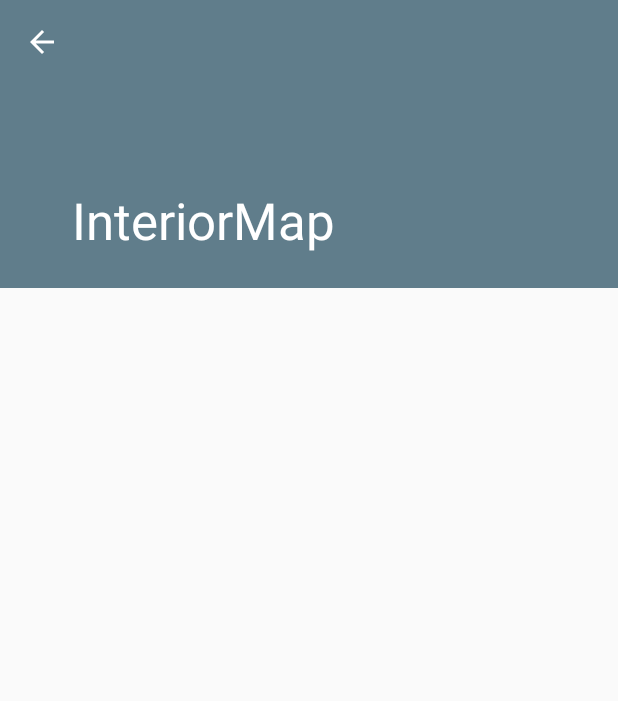
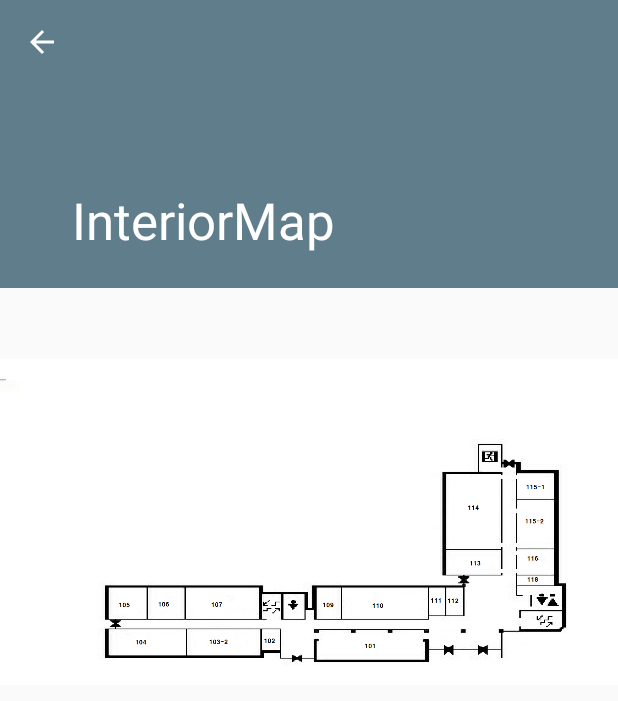
Before and after one commit to NEONKID/DuribonDuribon, an Android app: the InteriorMapActivity screen opened directly, with no data from a screen before it, on a phone screen of 412 x 824 dp. Shown: the top 701 px of the screen. Run offline under Robolectric (Android 15) with nearby library versions, the phone set to English and light mode, and no system bars; our stand-ins replace ButterKnife.

Commit message:
test_for_interior

```diff
--- a/app/src/main/res/layout/activity_interiormap.xml
+++ b/app/src/main/res/layout/activity_interiormap.xml
@@ -36,4 +36,10 @@
 
     </android.support.design.widget.AppBarLayout>
 
+    <ImageView
+        android:layout_width="wrap_content"
+        android:layout_height="696dp"
+        app:srcCompat="@drawable/Test"
+        android:id="@+id/imageView" />
+
 </android.support.design.widget.CoordinatorLayout>
```
Also changed, not shown: app/src/main/res/drawable-mdpi/Test.png (added).
